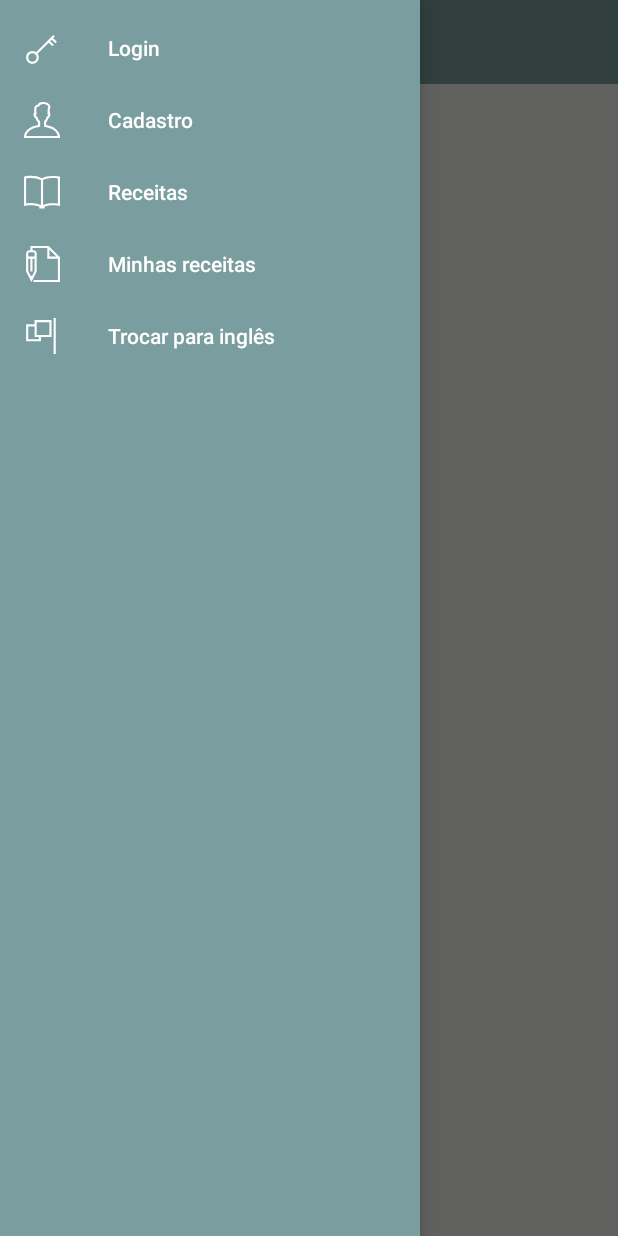
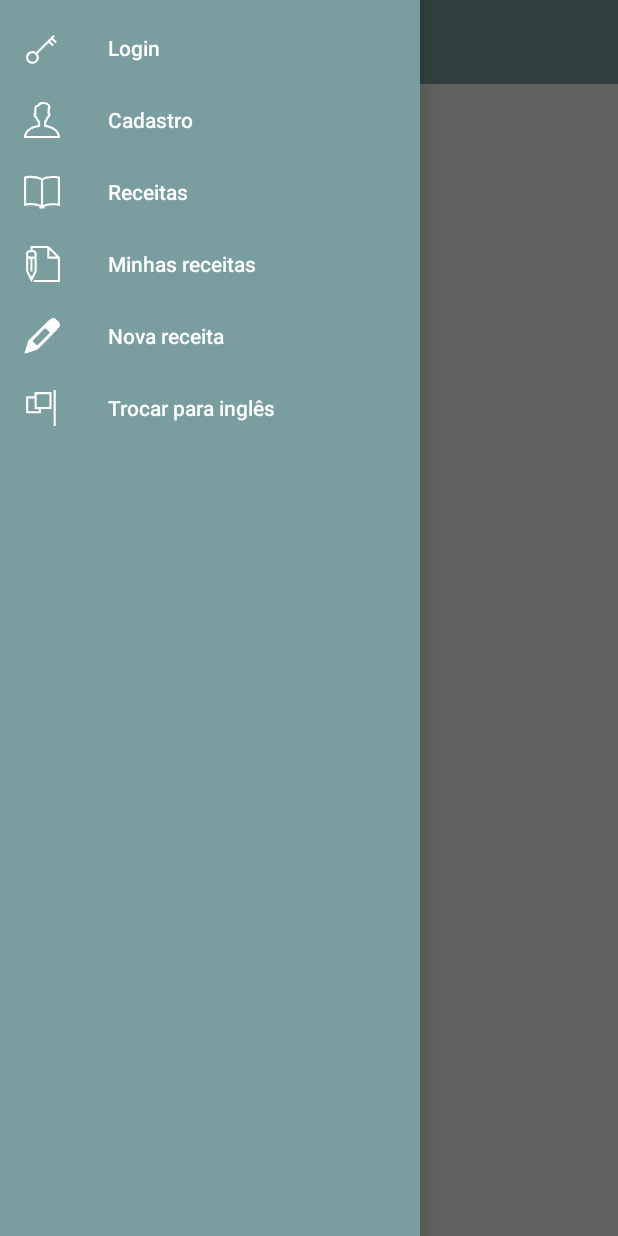
Before and after one commit to themasterapp/master-app-android, an Android app: the screen it shows after launch (MainActivity), with the side drawer open, on a phone screen of 412 x 824 dp. Run offline under Robolectric (Android 15) with nearby library versions, the phone set to English and light mode, and no system bars; libraries missing offline, so code that uses them is left out: com.basecamp.turbolinks; 5 statements that could not run were skipped.

Commit message:
New recipe menu button

```diff
--- a/MasterApp/app/src/main/java/br/com/ysimplicity/masterapp/presentation/activity/MainActivity.kt
+++ b/MasterApp/app/src/main/java/br/com/ysimplicity/masterapp/presentation/activity/MainActivity.kt
@@ -43,6 +43,7 @@ class MainActivity : AppCompatActivity(), NavigationView.OnNavigationItemSelecte
             R.id.drawer_signup -> redirectToSelf(Constants.URL_SIGN_UP, R.string.drawer_signup_text)
             R.id.drawer_recipes -> redirectToSelf(Constants.URL_HOME, R.string.drawer_recipes_text)
             R.id.drawer_myrecipes -> redirectToSelf(Constants.URL_MY_RECIPES, R.string.drawer_myrecipes_text)
+            R.id.drawer_newrecipe -> redirectToSelf(Constants.URL_NEW_RECIPE, R.string.drawer_newrecipe_text)
             R.id.drawer_logout -> {
                 SessionManager.logoutUser(this)
                 redirectToSelf(Constants.URL_SIGN_OUT, R.string.drawer_recipes_text)
--- a/MasterApp/app/src/main/java/br/com/ysimplicity/masterapp/utils/Constants.kt
+++ b/MasterApp/app/src/main/java/br/com/ysimplicity/masterapp/utils/Constants.kt
@@ -17,6 +17,7 @@ interface Constants {
         val URL_SIGN_OUT = "/users/sign_out"
         val URL_MY_ACCOUNT = "users/edit"
         val URL_RECIPES = "/recipes"
+        val URL_NEW_RECIPE = "/recipes/new"
         val URL_NEW_PASSWORD = "/users/password/new"
     }
 }
--- /dev/null
+++ b/MasterApp/app/src/main/res/drawable/ic_pencil.xml
@@ -0,0 +1,5 @@
+<vector android:height="24dp" android:viewportHeight="66.0"
+    android:viewportWidth="66.0" android:width="24dp" xmlns:android="http://schemas.android.com/apk/res/android">
+    <path android:fillColor="#000000"
+        android:pathData="M28.8,20.7l-20.9,20.8 -3.4,11.1c-1.9,6.1 -3.5,11.6 -3.5,12.2 0,0.6 4.8,-0.5 11.9,-3l11.9,-4 20.6,-20.7c18.9,-19 20.6,-21 20.6,-24.2 0,-2.8 -0.9,-4.4 -4.8,-8.2 -8.3,-8.1 -8,-8.2 -32.4,16zM43.5,23l3.9,4 -11.7,11.8 -11.7,11.7 -4.2,-4.3 -4.3,-4.2 11.5,-11.5c6.3,-6.3 11.7,-11.5 12,-11.5 0.3,0 2.4,1.8 4.5,4z" android:strokeColor="#00000000"/>
+</vector>
--- a/MasterApp/app/src/main/res/menu/activity_dash_drawer.xml
+++ b/MasterApp/app/src/main/res/menu/activity_dash_drawer.xml
@@ -25,6 +25,11 @@
             android:title="@string/drawer_myrecipes_text" />
 
         <item
+            android:id="@+id/drawer_newrecipe"
+            android:icon="@drawable/ic_pencil"
+            android:title="@string/drawer_newrecipe_text" />
+
+        <item
             android:id="@+id/drawer_myaccount"
             android:icon="@drawable/ic_id_badge"
             android:title="@string/drawer_myaccount_text" />
--- a/MasterApp/app/src/main/res/values/strings.xml
+++ b/MasterApp/app/src/main/res/values/strings.xml
@@ -6,6 +6,7 @@
     <string name="drawer_signup_text">Cadastro</string>
     <string name="drawer_recipes_text">Receitas</string>
     <string name="drawer_myrecipes_text">Minhas receitas</string>
+    <string name="drawer_newrecipe_text">Nova receita</string>
     <string name="drawer_myaccount_text">Minha conta</string>
     <string name="drawer_english_text">Trocar para inglês</string>
     <string name="drawer_portuguese_text">Switch to portuguese</string>
```
